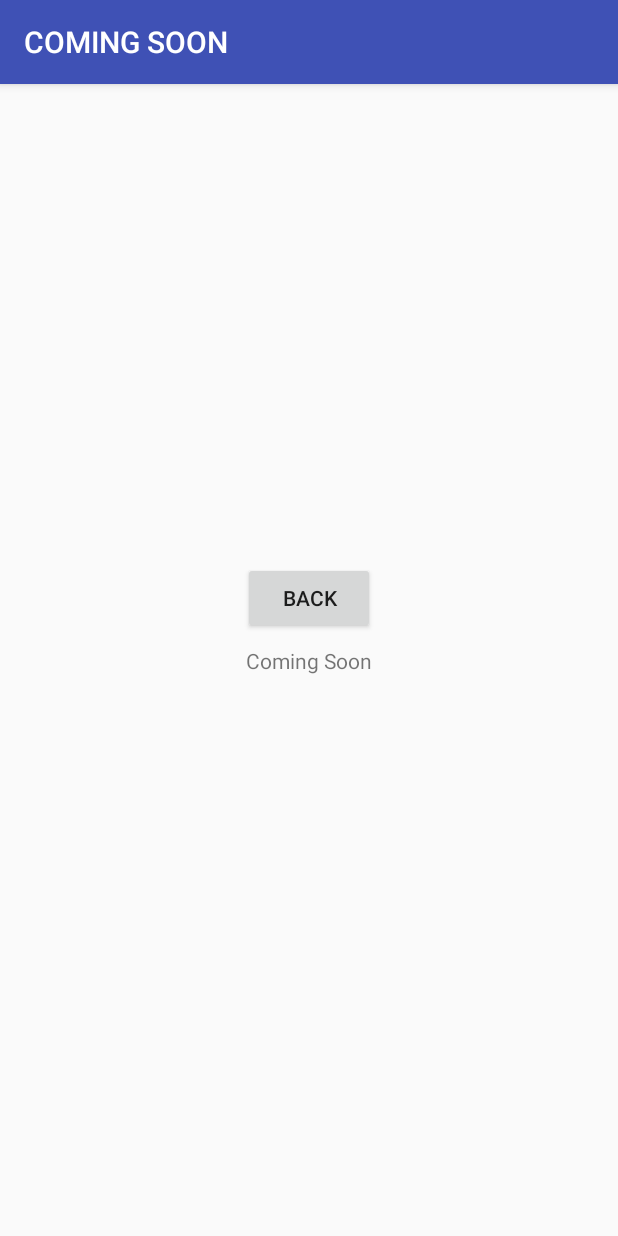
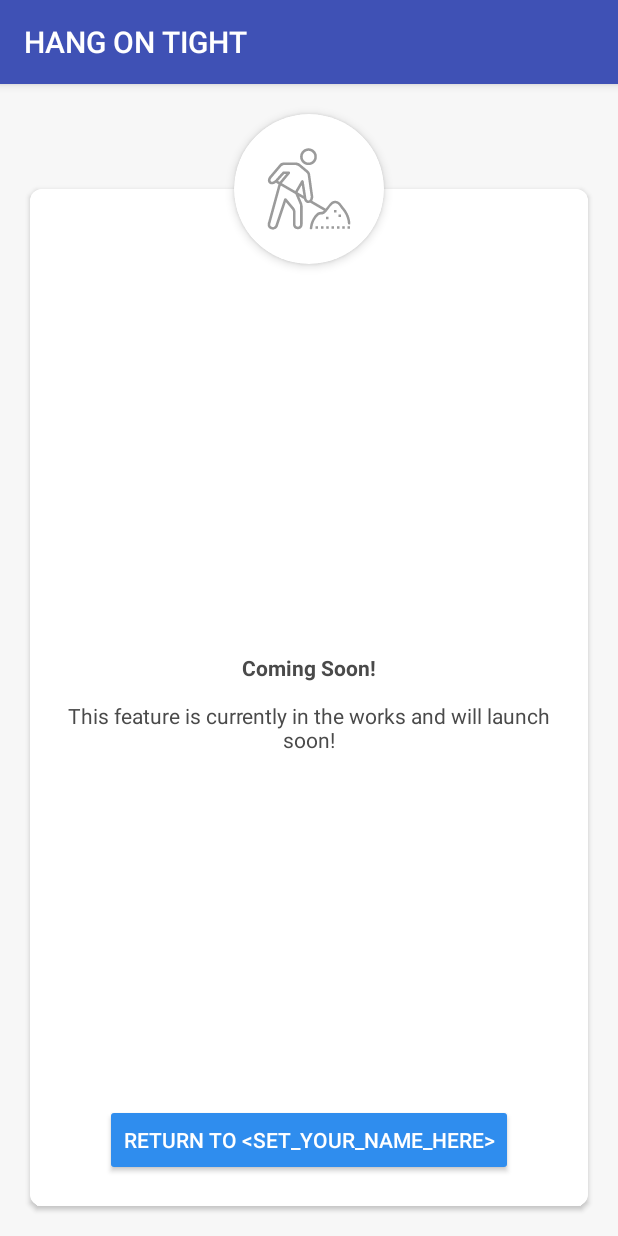
Before and after one commit to aamsur/xfers-sdk, an Android app: the ComingSoonActivity screen opened directly, with no data from a screen before it, on a phone screen of 412 x 824 dp. Run offline under Robolectric (Android 15) with nearby library versions, the phone set to English and light mode, and no system bars.

Commit message:
Spruce up coming soon page UI

```diff
--- a/Android/xfers_sdk/build.gradle
+++ b/Android/xfers_sdk/build.gradle
@@ -47,6 +47,7 @@ dependencies {
 
     implementation 'com.google.firebase:firebase-core:16.0.4'
     implementation 'com.crashlytics.sdk.android:crashlytics:2.9.5'
+    implementation 'com.android.support:cardview-v7:28.0.0'
 }
 
 apply from: 'deploy.gradle'
--- a/Android/xfers_sdk/src/main/java/com/xfers/xfers_sdk/view/ComingSoonActivity.kt
+++ b/Android/xfers_sdk/src/main/java/com/xfers/xfers_sdk/view/ComingSoonActivity.kt
@@ -3,6 +3,7 @@ package com.xfers.xfers_sdk.view
 import android.support.v7.app.AppCompatActivity
 import android.os.Bundle
 import android.view.View
+import android.widget.Button
 import com.google.firebase.analytics.FirebaseAnalytics
 import com.xfers.xfers_sdk.R
 import com.xfers.xfers_sdk.utils.XfersConfiguration
@@ -16,13 +17,16 @@ class ComingSoonActivity : AppCompatActivity() {
         super.onCreate(savedInstanceState)
         setContentView(R.layout.activity_coming_soon)
 
-        title = "COMING SOON"
-
         firebaseAnalytics = FirebaseAnalytics.getInstance(this)
 
         val params = Bundle()
         params.putString("merchant_name", XfersConfiguration.getMerchantName())
         firebaseAnalytics?.logEvent("open_coming_soon", params)
+
+        title = getString(R.string.coming_soon_title)
+
+        val comingSoonBackButton = findViewById<Button>(R.id.comingSoonBackButton)
+        comingSoonBackButton.text = getString(R.string.coming_soon_return_copy, XfersConfiguration.getMerchantName())
     }
 
     fun onButtonClick(view: View) {
--- a/Android/xfers_sdk/src/main/res/layout/activity_coming_soon.xml
+++ b/Android/xfers_sdk/src/main/res/layout/activity_coming_soon.xml
@@ -4,13 +4,43 @@
     xmlns:tools="http://schemas.android.com/tools"
     android:layout_width="match_parent"
     android:layout_height="match_parent"
+    android:background="@color/nearWhite"
     tools:context=".view.ComingSoonActivity">
 
+    <android.support.v7.widget.CardView
+        android:id="@+id/comingSoonContentCardView"
+        android:layout_width="0dp"
+        android:layout_height="0dp"
+        android:layout_marginBottom="20dp"
+        android:layout_marginLeft="20dp"
+        android:layout_marginRight="20dp"
+        android:layout_marginTop="70dp"
+        app:cardCornerRadius="8dp"
+        app:cardElevation="2dp"
+        app:layout_constraintBottom_toBottomOf="parent"
+        app:layout_constraintEnd_toEndOf="parent"
+        app:layout_constraintHorizontal_bias="0.5"
+        app:layout_constraintStart_toStartOf="parent"
+        app:layout_constraintTop_toTopOf="parent">
+
+        <android.support.constraint.ConstraintLayout
+            android:layout_width="match_parent"
+            android:layout_height="match_parent"
+            android:background="@android:color/white"
+            app:layout_constraintBottom_toBottomOf="parent"
+            app:layout_constraintEnd_toEndOf="parent"
+            app:layout_constraintHorizontal_bias="0.5"
+            app:layout_constraintStart_toStartOf="parent"
+            app:layout_constraintTop_toTopOf="parent">
+
             <TextView
-        android:id="@+id/comingSoonTextView"
+                android:id="@+id/comingSoonSubtitleTextView"
                 android:layout_width="wrap_content"
                 android:layout_height="wrap_content"
-        android:text="Coming Soon"
+                android:layout_marginBottom="40dp"
+                android:text="@string/coming_soon_subtitle"
+                android:textColor="@color/textColor"
+                android:textStyle="bold"
                 app:layout_constraintBottom_toBottomOf="parent"
                 app:layout_constraintEnd_toEndOf="parent"
                 app:layout_constraintHorizontal_bias="0.5"
@@ -21,12 +51,69 @@
                 android:id="@+id/comingSoonBackButton"
                 android:layout_width="wrap_content"
                 android:layout_height="wrap_content"
-        android:layout_marginBottom="8dp"
+                android:layout_marginBottom="20dp"
+                android:backgroundTint="@color/clearBlue"
                 android:onClick="onButtonClick"
-        android:text="Back"
-        app:layout_constraintBottom_toTopOf="@+id/comingSoonTextView"
+                android:text="@string/coming_soon_return_copy"
+                android:textColor="@android:color/white"
+                app:layout_constraintBottom_toBottomOf="parent"
+                app:layout_constraintEnd_toEndOf="parent"
+                app:layout_constraintHorizontal_bias="0.501"
+                app:layout_constraintStart_toStartOf="parent" />
+
+            <TextView
+                android:id="@+id/comingSoonCopyTextView"
+                android:layout_width="0dp"
+                android:layout_height="wrap_content"
+                android:layout_marginLeft="20dp"
+                android:layout_marginRight="20dp"
+                android:layout_marginTop="40dp"
+                android:gravity="center"
+                android:text="@string/coming_soon_copy"
+                android:textColor="@color/textColor"
+                app:layout_constraintBottom_toBottomOf="parent"
                 app:layout_constraintEnd_toEndOf="parent"
                 app:layout_constraintHorizontal_bias="0.5"
-        app:layout_constraintStart_toStartOf="parent" />
+                app:layout_constraintStart_toStartOf="parent"
+                app:layout_constraintTop_toTopOf="parent" />
+        </android.support.constraint.ConstraintLayout>
+    </android.support.v7.widget.CardView>
+
+    <android.support.v7.widget.CardView
+        android:id="@+id/comingSoonImageCardView"
+        android:layout_width="100dp"
+        android:layout_height="wrap_content"
+        android:layout_marginTop="20dp"
+        app:cardBackgroundColor="@android:color/white"
+        app:cardCornerRadius="50dp"
+        app:cardElevation="4dp"
+        app:layout_constraintEnd_toEndOf="parent"
+        app:layout_constraintHorizontal_bias="0.5"
+        app:layout_constraintStart_toStartOf="parent"
+        app:layout_constraintTop_toTopOf="parent">
+
+        <android.support.constraint.ConstraintLayout
+            android:layout_width="match_parent"
+            android:layout_height="100dp">
+
+            <ImageView
+                android:id="@+id/comingSoonIconImageView"
+                android:layout_width="wrap_content"
+                android:layout_height="wrap_content"
+                android:layout_marginBottom="8dp"
+                android:layout_marginEnd="8dp"
+                android:layout_marginLeft="8dp"
+                android:layout_marginRight="8dp"
+                android:layout_marginStart="8dp"
+                android:layout_marginTop="8dp"
+                android:tint="@color/lightGray"
+                app:layout_constraintBottom_toBottomOf="parent"
+                app:layout_constraintEnd_toEndOf="parent"
+                app:layout_constraintHorizontal_bias="0.5"
+                app:layout_constraintStart_toStartOf="parent"
+                app:layout_constraintTop_toTopOf="parent"
+                app:srcCompat="@drawable/status_wip_60" />
+        </android.support.constraint.ConstraintLayout>
+    </android.support.v7.widget.CardView>
 
 </android.support.constraint.ConstraintLayout>
--- a/Android/xfers_sdk/src/main/res/values/colors.xml
+++ b/Android/xfers_sdk/src/main/res/values/colors.xml
@@ -1,4 +1,7 @@
 <?xml version="1.0" encoding="utf-8"?>
 <resources>
+    <color name="textColor">#4a4a4a</color>
+    <color name="nearWhite">#f7f7f7</color>
     <color name="clearBlue">#2f8dee</color>
+    <color name="lightGray">#9b9b9b</color>
 </resources>
--- a/Android/xfers_sdk/src/main/res/values/strings.xml
+++ b/Android/xfers_sdk/src/main/res/values/strings.xml
@@ -1,3 +1,7 @@
 <resources>
     <string name="app_name">Xfers SDK</string>
+    <string name="coming_soon_title">HANG ON TIGHT</string>
+    <string name="coming_soon_subtitle">Coming Soon!</string>
+    <string name="coming_soon_copy">This feature is currently in the works and will launch soon!</string>
+    <string name="coming_soon_return_copy">Return to %1$s</string>
 </resources>
```
Also changed, not shown: Android/xfers_sdk/src/main/res/drawable-hdpi/status_wip_60.png (added), Android/xfers_sdk/src/main/res/drawable-mdpi/status_wip_60.png (added), Android/xfers_sdk/src/main/res/drawable-xhdpi/status_wip_60.png (added), Android/xfers_sdk/src/main/res/drawable-xxhdpi/status_wip_60.png (added), Android/xfers_sdk/src/main/res/drawable-xxxhdpi/status_wip_60.png (added). Lines whose indentation alone changed are shown as unchanged.
